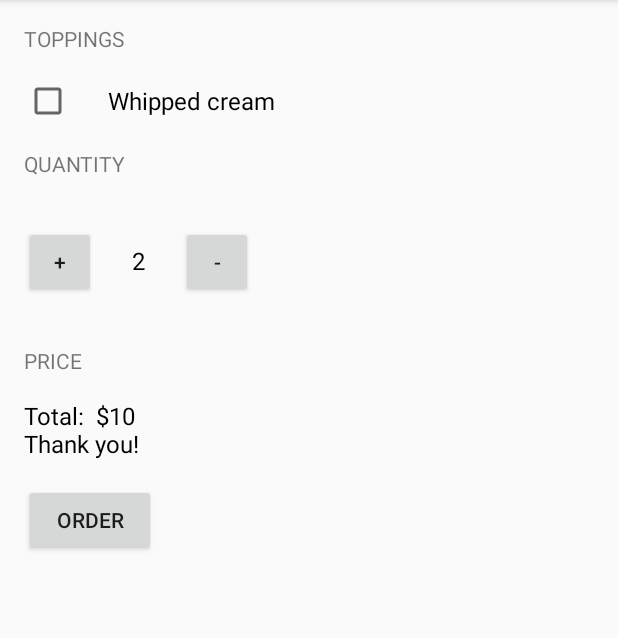
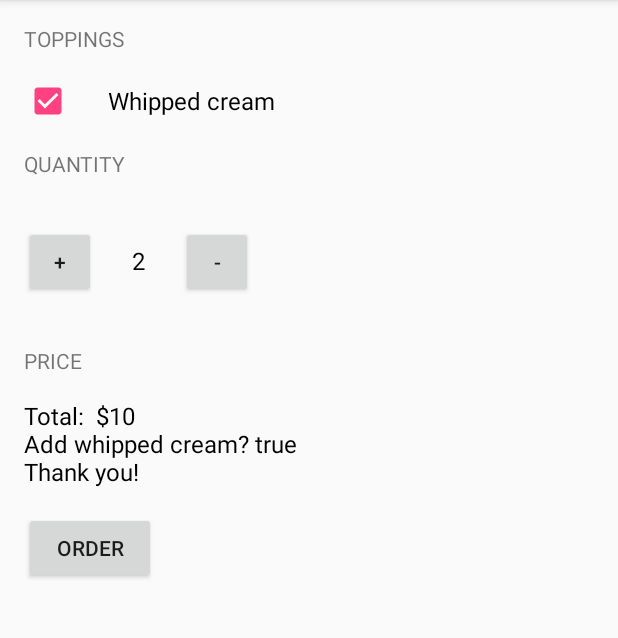
Before and after one commit to Valery85/androidUd, an Android app: the screen it shows after launch (MainActivity), after a tap on "ORDER", on a phone screen of 412 x 824 dp, the part 84-722 px from its top. Run offline under Robolectric (Android 15) with nearby library versions, the phone set to English and light mode, and no system bars; 1 other tap on this screen came first.

Commit message:
Add logic for WhippedCream checked, and showing the state

```diff
--- a/JustJava/app/src/main/java/com/example/android/justjava/MainActivity.java
+++ b/JustJava/app/src/main/java/com/example/android/justjava/MainActivity.java
@@ -3,7 +3,9 @@ package com.example.android.justjava;
 
 import android.os.Bundle;
 import android.support.v7.app.AppCompatActivity;
+import android.util.Log;
 import android.view.View;
+import android.widget.CheckBox;
 import android.widget.TextView;
 
 import java.text.NumberFormat;
@@ -14,19 +16,38 @@ import java.text.NumberFormat;
 public class MainActivity extends AppCompatActivity {
     private int quatintityCups = 2;
     private int priceOfCup = 5;
+    private boolean isWhippedCream = false;
 
     @Override
     protected void onCreate(Bundle savedInstanceState) {
         super.onCreate(savedInstanceState);
         setContentView(R.layout.activity_main);
+
+//        final CheckBox checkBox = (CheckBox) findViewById(R.id.checkbox_id);
+//        if (checkBox.isChecked()) {
+//            checkBox.setChecked(false);
+//        }
+
+    }
+
+    public void isWhippedCream(View view){
+        CheckBox checkBox = (CheckBox) findViewById(R.id.checkbox_id);
+        if (checkBox.isChecked()){
+            isWhippedCream = true;
+            Log.i("MainActivity", "isWhippedCream: " + isWhippedCream + " !");
+        } else {
+            isWhippedCream = false;
+            Log.i("MainActivity", "isWhippedCream: " + isWhippedCream + " !");
+        }
     }
 
     /**
      * This method is called when the order button is clicked.
      */
     public void submitOrder(View view) {
-        String messageToCustumer = "Total:  $" + quatintityCups*priceOfCup +
-                "\n" + "Thank you!";
+        String messageToCustumer = "Total:  $" + quatintityCups*priceOfCup + "\n" +
+                "Add whipped cream? " + isWhippedCream + "\n" +
+                "Thank you!";
         //       display(quatintityCups);
         //      displayPrice(quatintityCups*priceOfCup);
         displayMessage(messageToCustumer);
--- a/JustJava/app/src/main/res/layout/activity_main.xml
+++ b/JustJava/app/src/main/res/layout/activity_main.xml
@@ -10,13 +10,16 @@
         android:layout_margin="16dp"
         android:text="Toppings"
         android:textAllCaps="true" />
+
     <CheckBox
+        android:id="@+id/checkbox_id"
         android:layout_width="wrap_content"
         android:layout_height="wrap_content"
+        android:layout_marginLeft="16dp"
+        android:paddingLeft="24dp"
         android:text="Whipped cream"
-    android:paddingLeft="24dp"
-    android:layout_marginLeft="16dp"
-    android:textSize="16sp"/>
+        android:textSize="16sp"
+        android:onClick="isWhippedCream"/>
 
 
     <TextView
@@ -25,9 +28,11 @@
         android:layout_margin="16dp"
         android:text="quantity"
         android:textAllCaps="true" />
+
     <LinearLayout
         android:layout_width="wrap_content"
         android:layout_height="wrap_content">
+
         <Button
             android:layout_width="48dp"
             android:layout_height="48dp"
@@ -41,10 +46,10 @@
             android:id="@+id/quantity_text_view"
             android:layout_width="wrap_content"
             android:layout_height="wrap_content"
+            android:layout_marginBottom="16dp"
+            android:layout_marginTop="16dp"
             android:paddingLeft="8dp"
             android:paddingRight="8dp"
-        android:layout_marginTop="16dp"
-        android:layout_marginBottom="16dp"
             android:text="2"
             android:textColor="@android:color/black"
             android:textSize="16sp" />
@@ -57,6 +62,7 @@
             android:text="-"
             android:textAllCaps="true" />
     </LinearLayout>
+
     <TextView
         android:layout_width="wrap_content"
         android:layout_height="wrap_content"
```
Lines whose indentation alone changed are shown as unchanged.
